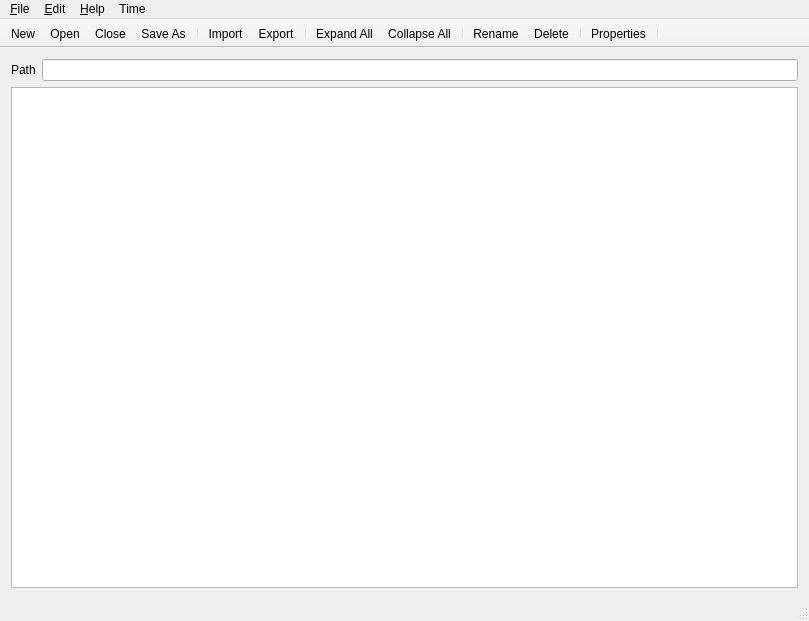
The window that MainWindow.ui (RajarshiRoy2/YaffeyWithMicroOS2) describes before a commit, drawn with Qt 5.
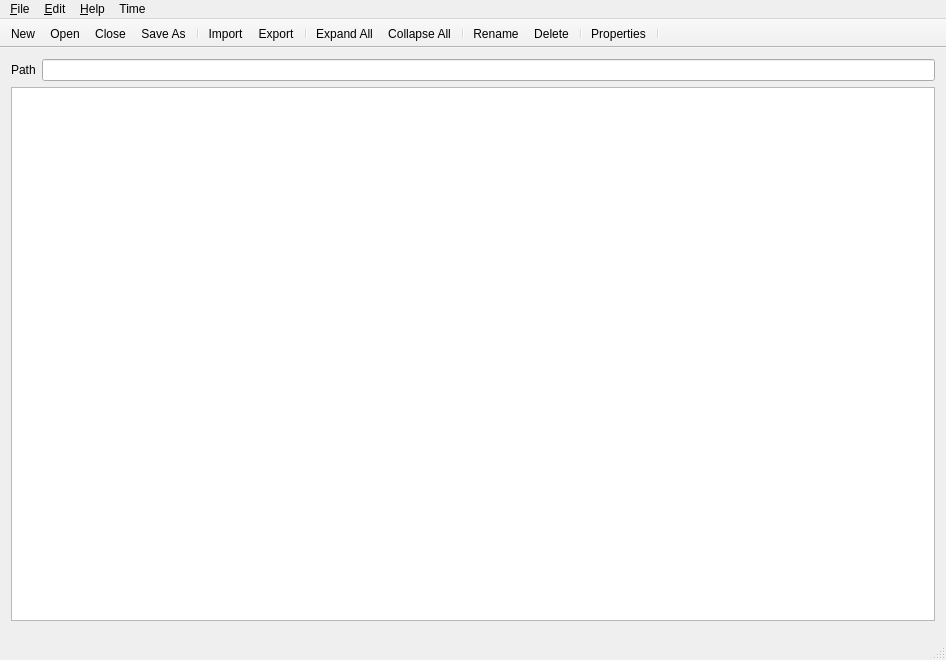
The same window after the commit. Icons and pictures are not drawn. Custom widgets are drawn as their Qt base class.

The edit to the form file:
```diff
--- a/MainWindow.ui
+++ b/MainWindow.ui
@@ -6,8 +6,8 @@
    <rect>
     <x>0</x>
     <y>0</y>
-    <width>809</width>
-    <height>621</height>
+    <width>946</width>
+    <height>660</height>
    </rect>
   </property>
   <property name="windowTitle">
@@ -59,6 +59,9 @@
       </attribute>
      </widget>
     </item>
+    <item>
+     <widget class="QWidget" name="widget" native="true"/>
+    </item>
    </layout>
   </widget>
   <widget class="QMenuBar" name="menuBar">
@@ -66,7 +69,7 @@
     <rect>
      <x>0</x>
      <y>0</y>
-     <width>809</width>
+     <width>946</width>
      <height>21</height>
     </rect>
    </property>
```
